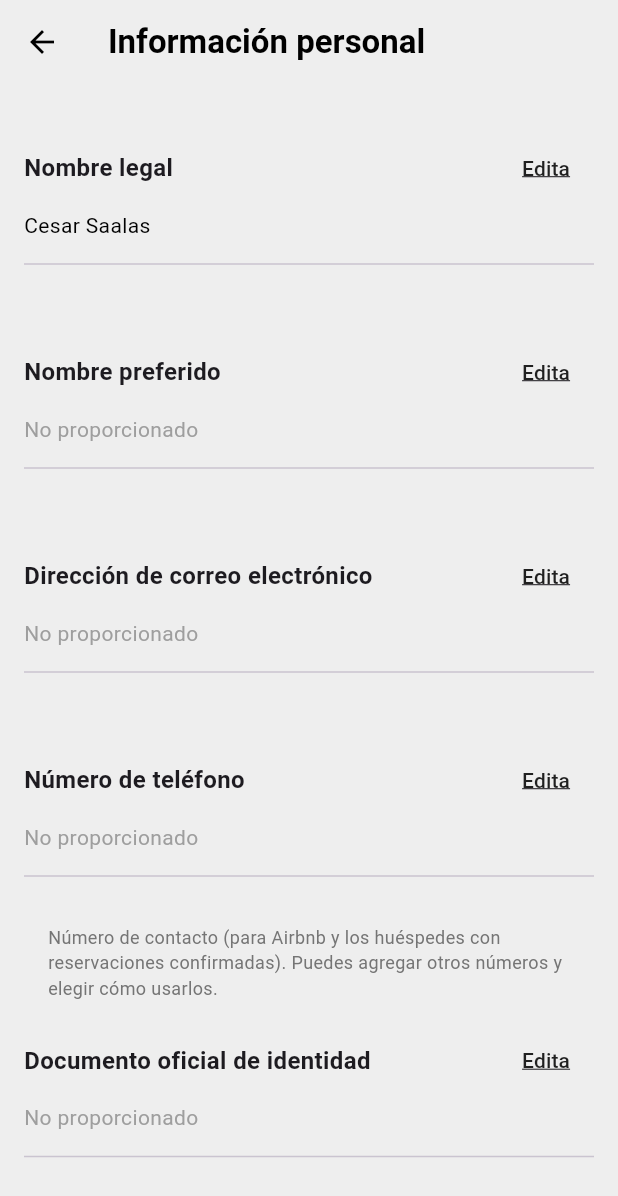
After one commit to Aplicaciones-Moviles-WV61-Grupo4/NestHubApp, a Flutter app: the PersonalInformationPage screen opened directly, on a phone screen of 412 x 824 dp. The commit adds this screen. Shown: the top 1196 px of the screen. Run offline on Flutter 3.47's test engine with Material 3 defaults, Android fonts, the phone set to English and light mode, and no system bars; our stand-ins replace google_maps_flutter, image_picker; network calls fail.

Commit message:
feat: added personal information button

```diff
--- a/lib/home_screen.dart
+++ b/lib/home_screen.dart
@@ -166,7 +166,7 @@ class _HomeScreenState extends State<HomeScreen> {
               Navigator.push(
                 context,
                 MaterialPageRoute(
-                    builder: (context) => const UserProfileScreen()),
+                    builder: (context) => const UserProfileScreen(preferredName: 'Huesped',)),
               );
               break;
           }
--- a/lib/message_screen.dart
+++ b/lib/message_screen.dart
@@ -110,7 +110,7 @@ class MessageScreen extends StatelessWidget {
               Navigator.push(
                 context,
                 MaterialPageRoute(
-                    builder: (context) => const UserProfileScreen()),
+                    builder: (context) => const UserProfileScreen(preferredName: 'Huesped',)),
               );
               break;
           }
--- a/lib/notificacion_screen.dart
+++ b/lib/notificacion_screen.dart
@@ -77,7 +77,7 @@ class _NotificacionScreenState extends State<NotificacionScreen> {
                           Navigator.push(
                             context,
                             MaterialPageRoute(
-                              builder: (context) => const UserProfileScreen())
+                              builder: (context) => const UserProfileScreen(preferredName: 'Huesped',))
                             );
                         },
                         style: ElevatedButton.styleFrom(
@@ -98,7 +98,7 @@ class _NotificacionScreenState extends State<NotificacionScreen> {
                           Navigator.push(
                             context,
                             MaterialPageRoute(
-                              builder: (context) => const UserProfileScreen())
+                              builder: (context) => const UserProfileScreen(preferredName: 'Huesped',))
                             );
                         },
                         style: OutlinedButton.styleFrom(
--- /dev/null
+++ b/lib/personal_information_page.dart
@@ -0,0 +1,355 @@
+import 'package:flutter/material.dart';
+import 'package:flutter/services.dart';
+
+class PersonalInformationPage extends StatefulWidget {
+  const PersonalInformationPage({Key? key}) : super(key: key);
+
+  @override
+  _PersonalInformationPageState createState() => _PersonalInformationPageState();
+}
+
+class _PersonalInformationPageState extends State<PersonalInformationPage> {
+  final Map<String, bool> _isEditing = {
+    'name': false,
+    'preferredName': false,
+    'email': false,
+    'phone': false,
+    'document': false,
+    'address': false,
+  };
+
+  final _firstNameController = TextEditingController(text: 'Cesar');
+  final _lastNameController = TextEditingController(text: 'Saalas');
+  final _preferredNameController = TextEditingController(text: 'No proporcionado');
+  final _emailController = TextEditingController(text: 'No proporcionado');
+  final _phoneController = TextEditingController(text: 'No proporcionado');
+  final _documentController = TextEditingController(text: 'No proporcionado');
+  final _addressController = TextEditingController(text: 'No proporcionado');
+
+  @override
+  Widget build(BuildContext context) {
+    return Scaffold(
+      backgroundColor: Colors.grey[200],
+      appBar: AppBar(
+        backgroundColor: Colors.grey[200],
+        leading: IconButton(
+          icon: const Icon(Icons.arrow_back, color: Colors.black),
+          onPressed: () => Navigator.pop(context),
+        ),
+        title: const Text(
+          'Información personal',
+          style: TextStyle(color: Colors.black, fontWeight: FontWeight.bold,),
+        ),
+        elevation: 0,
+      ),
+      body: SingleChildScrollView(
+        child: Padding(
+          padding: const EdgeInsets.all(16.0),
+          child: Column(
+            crossAxisAlignment: CrossAxisAlignment.start,
+            children: [
+              _buildInfoSection(
+                'Nombre legal',
+                _firstNameController.text + ' ' + _lastNameController.text,
+                'name',
+                _buildNameEditingSection,
+              ),
+              _buildInfoSection(
+                'Nombre preferido',
+                _preferredNameController.text,
+                'preferredName',
+                _buildPreferredNameEditingSection,
+              ),
+              _buildInfoSection(
+                'Dirección de correo electrónico',
+                _emailController.text,
+                'email',
+                _buildEmailEditingSection,
+              ),
+              Column(
+                crossAxisAlignment: CrossAxisAlignment.start,
+                children: [
+                  _buildInfoSection(
+                    'Número de teléfono',
+                    _phoneController.text,
+                    'phone',
+                    _buildPhoneEditingSection,
+                  ),
+                  Padding(
+                    padding: const EdgeInsets.only(left: 16.0),
+                    child: Text(
+                      'Número de contacto (para Airbnb y los huéspedes con reservaciones confirmadas). Puedes agregar otros números y elegir cómo usarlos.',
+                      style: TextStyle(
+                        color: Colors.grey[600],
+                        fontSize: 12,
+                      ),
+                    ),
+                  ),
+                ],
+              ),
+              _buildInfoSection(
+                'Documento oficial de identidad',
+                _documentController.text,
+                'document',
+                _buildDocumentEditingSection,
+              ),
+              _buildInfoSection(
+                'Dirección',
+                _addressController.text,
+                'address',
+                _buildAddressEditingSection,
+              ),
+            ],
+          ),
+        ),
+      ),
+    );
+  }
+
+  Widget _buildInfoSection(String title, String value, String editingKey, Widget Function() buildEditingSection) {
+    return Padding(
+      padding: const EdgeInsets.symmetric(vertical: 16.0),
+      child: Column(
+        crossAxisAlignment: CrossAxisAlignment.start,
+        children: [
+          if (!_isEditing[editingKey]!) ...[
+            Row(
+              mainAxisAlignment: MainAxisAlignment.spaceBetween,
+              children: [
+                Text(
+                  title,
+                  style: TextStyle(fontSize: 16, fontWeight: FontWeight.bold),
+                ),
+                TextButton(
+                  onPressed: () => setState(() => _isEditing[editingKey] = true),
+                  child: Text(
+                    'Edita',
+                    style: TextStyle(
+                      color: Colors.black87,
+                      decoration: TextDecoration.underline,
+                    ),
+                  ),
+                ),
+              ],
+            ),
+            SizedBox(height: 4),
+            Text(
+              value,
+              style: TextStyle(
+                color: value == 'No proporcionado' ? Colors.grey : Colors.black,
+              ),
+            ),
+          ] else ...[
+            buildEditingSection(),
+          ],
+          Divider(height: 32),
+        ],
+      ),
+    );
+  }
+
+  Widget _buildNameEditingSection() {
+    return Column(
+      crossAxisAlignment: CrossAxisAlignment.start,
+      children: [
+        Text(
+          'Nombre legal',
+          style: TextStyle(fontSize: 16, fontWeight: FontWeight.bold),
+        ),
+        SizedBox(height: 4),
+        Text(
+          'Asegúrate de que coincide con el nombre que aparece en tu documento de identidad oficial.',
+          style: TextStyle(color: Colors.grey[600], fontSize: 14),
+        ),
+        SizedBox(height: 16),
+        TextField(
+          controller: _firstNameController,
+          decoration: InputDecoration(
+            labelText: 'Nombre que aparece en el documento de identidad',
+            border: OutlineInputBorder(
+              borderRadius: BorderRadius.circular(8),
+            ),
+          ),
+        ),
+        SizedBox(height: 12),
+        TextField(
+          controller: _lastNameController,
+          decoration: InputDecoration(
+            labelText: 'Apellidos que aparecen en el documento de identidad',
+            border: OutlineInputBorder(
+              borderRadius: BorderRadius.circular(8),
+            ),
+          ),
+        ),
+        SizedBox(height: 16),
+        _buildEditingButtons('name'),
+      ],
+    );
+  }
+
+  Widget _buildPreferredNameEditingSection() {
+    return Column(
+      crossAxisAlignment: CrossAxisAlignment.start,
+      children: [
+        Text(
+          'Nombre preferido',
+          style: TextStyle(fontSize: 16, fontWeight: FontWeight.bold),
+        ),
+        SizedBox(height: 16),
+        TextField(
+          controller: _preferredNameController,
+          decoration: InputDecoration(
+            labelText: 'Nombre preferido',
+            border: OutlineInputBorder(
+              borderRadius: BorderRadius.circular(8),
+            ),
+          ),
+        ),
+        SizedBox(height: 16),
+        _buildEditingButtons('preferredName'),
+      ],
+    );
+  }
+
+  Widget _buildEmailEditingSection() {
+    return Column(
+      crossAxisAlignment: CrossAxisAlignment.start,
+      children: [
+        Text(
+          'Dirección de correo electrónico',
+          style: TextStyle(fontSize: 16, fontWeight: FontWeight.bold),
+        ),
+        SizedBox(height: 16),
+        TextField(
+          controller: _emailController,
+          keyboardType: TextInputType.emailAddress,
+          decoration: InputDecoration(
+            labelText: 'Correo electrónico',
+            border: OutlineInputBorder(
+              borderRadius: BorderRadius.circular(8),
+            ),
+          ),
+        ),
+        SizedBox(height: 16),
+        _buildEditingButtons('email'),
+      ],
+    );
+  }
+
+  Widget _buildPhoneEditingSection() {
+    return Column(
+      crossAxisAlignment: CrossAxisAlignment.start,
+      children: [
+        Text(
+          'Número de teléfono',
+          style: TextStyle(fontSize: 16, fontWeight: FontWeight.bold),
+        ),
+        SizedBox(height: 16),
+        TextField(
+          controller: _phoneController,
+          keyboardType: TextInputType.phone,
+          inputFormatters: [FilteringTextInputFormatter.digitsOnly],
+          decoration: InputDecoration(
+            labelText: 'Número de teléfono',
+            border: OutlineInputBorder(
+              borderRadius: BorderRadius.circular(8),
+            ),
+          ),
+        ),
+        SizedBox(height: 16),
+        _buildEditingButtons('phone'),
+      ],
+    );
+  }
+
+  Widget _buildDocumentEditingSection() {
+    return Column(
+      crossAxisAlignment: CrossAxisAlignment.start,
+      children: [
+        Text(
+          'Documento oficial de identidad',
+          style: TextStyle(fontSize: 16, fontWeight: FontWeight.bold),
+        ),
+        SizedBox(height: 16),
+        TextField(
+          controller: _documentController,
+          decoration: InputDecoration(
+            labelText: 'Número de documento',
+            border: OutlineInputBorder(
+              borderRadius: BorderRadius.circular(8),
+            ),
+          ),
+        ),
+        SizedBox(height: 16),
+        _buildEditingButtons('document'),
+      ],
+    );
+  }
+
+  Widget _buildAddressEditingSection() {
+    return Column(
+      crossAxisAlignment: CrossAxisAlignment.start,
+      children: [
+        Text(
+          'Dirección',
+          style: TextStyle(fontSize: 16, fontWeight: FontWeight.bold),
+        ),
+        SizedBox(height: 16),
+        TextField(
+          controller: _addressController,
+          decoration: InputDecoration(
+            labelText: 'Dirección',
+            border: OutlineInputBorder(
+              borderRadius: BorderRadius.circular(8),
+            ),
+          ),
+        ),
+        SizedBox(height: 16),
+        _buildEditingButtons('address'),
+      ],
+    );
+  }
+
+  Widget _buildEditingButtons(String editingKey) {
+    return Row(
+      children: [
+        TextButton(
+          onPressed: () => setState(() => _isEditing[editingKey] = false),
+          child: const Text(
+            'Cancelar',
+            style: TextStyle(color: Colors.black),
+          ),
+        ),
+        SizedBox(width: 8),
+        ElevatedButton(
+          onPressed: () {
+            if (editingKey == 'preferredName') {
+              final preferredName = _preferredNameController.text;
+              Navigator.pop(context, preferredName);
+            }
+            setState(() => _isEditing[editingKey] = false);
+          },
+          style: ElevatedButton.styleFrom(
+            backgroundColor: const Color(0xFFB44101),
+          ),
+          child: const Text(
+            'Guardar',
+             style: TextStyle(color: Colors.white),
+          ),
+        ),
+      ],
+    );
+  }
+
+  @override
+  void dispose() {
+    _firstNameController.dispose();
+    _lastNameController.dispose();
+    _preferredNameController.dispose();
+    _emailController.dispose();
+    _phoneController.dispose();
+    _documentController.dispose();
+    _addressController.dispose();
+    super.dispose();
+  }
+}
--- a/lib/title_description_screen.dart
+++ b/lib/title_description_screen.dart
@@ -1,5 +1,4 @@
 import 'package:flutter/material.dart';
-import 'package:nesthub/step_2_page.dart';
 import 'package:nesthub/step_3_page.dart';
 
 class TitleDescriptionScreen extends StatefulWidget {
```
Also changed, not shown: lib/user_profile_screen.dart (+26 -5 lines).
